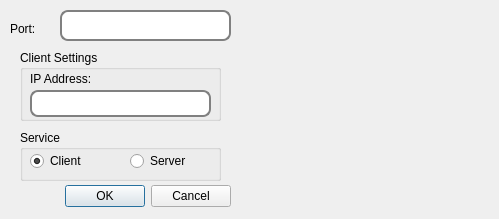
Qt form settings.ui (warren80/ChatServer) before a commit.
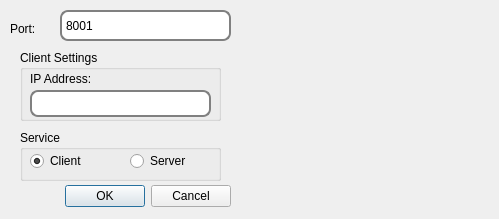
The same form after that commit. Icons and pictures are not drawn.

The edit to the form file:
```diff
--- a/settings.ui
+++ b/settings.ui
@@ -51,7 +51,7 @@
     <set>Qt::ImhNone</set>
    </property>
    <property name="text">
-    <string/>
+    <string>8001</string>
    </property>
    <property name="frame">
     <bool>true</bool>
```
Left out of the diff: 3 changed lines with no effect on the pictures.
